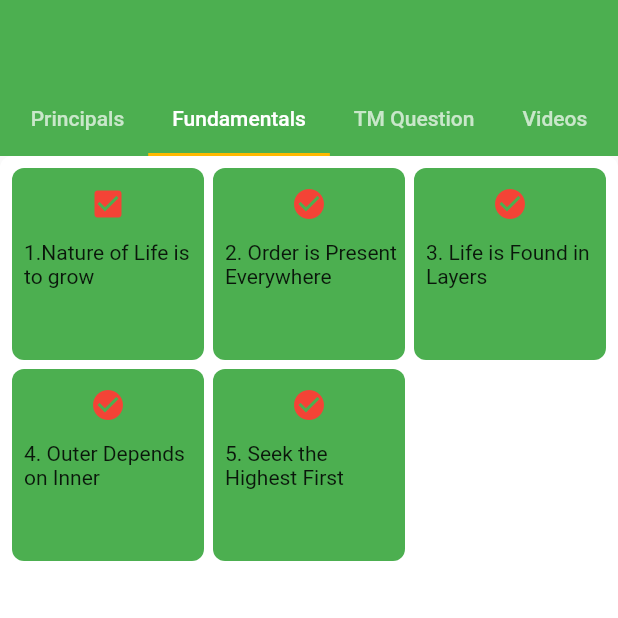
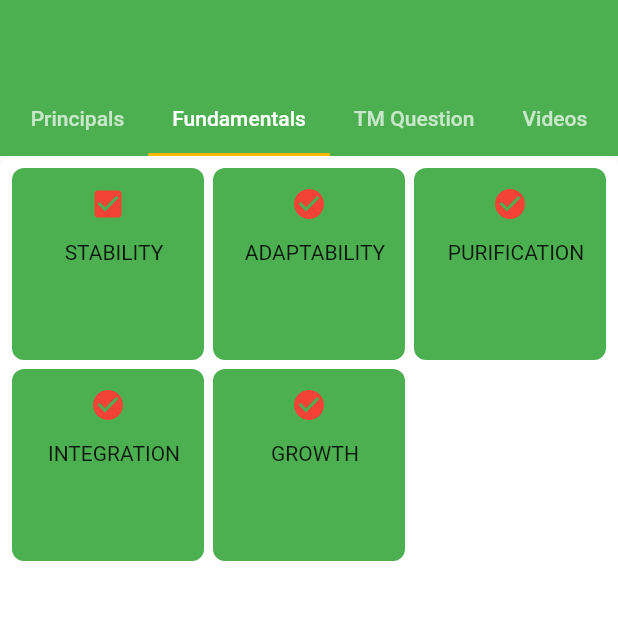
Before and after one commit to qduong99/tm, a Flutter app: the AppHomePageMainContainer screen opened directly, tab 2 chosen, on a phone screen of 412 x 824 dp, the top half of it. Run offline on Flutter 3.47's test engine with Material 2 defaults, Android fonts, the phone set to English and light mode, and no system bars; missing offline and left inert: flutter_youtube; Roboto replaces fonts that are missing (Montserrat).

Commit message:
fundamentals.

```diff
--- a/lib/src/page/home/tabs/FundamentalsTab.dart
+++ b/lib/src/page/home/tabs/FundamentalsTab.dart
@@ -26,11 +26,11 @@ class _FundamentalsTabState extends State<FundamentalsTab> {
           crossAxisSpacing: 6,
           shrinkWrap: true,
           children: <Widget>[
-            ItemIcon(text: Text('1.Nature of Life is to grow'), iconData: Icons.check_box, onTap:() {_onTab(1);}),
-            ItemIcon(text: Text('2. Order is Present Everywhere'), iconData: Icons.check_circle, onTap:() {_onTab(2);}),
-            ItemIcon(text: Text('3. Life is Found in Layers'), iconData: Icons.check_circle, onTap:() {_onTab(3);}),
-            ItemIcon(text: Text('4. Outer Depends on Inner'), iconData: Icons.check_circle, onTap:() {_onTab(4);}),
-            ItemIcon(text: Text('5. Seek the Highest First'), iconData: Icons.check_circle, onTap:() {_onTab(5);}),
+            ItemIcon(text: Text('STABILITY'), iconData: Icons.check_box, onTap:() {_onTab(1);}),
+            ItemIcon(text: Text('ADAPTABILITY'), iconData: Icons.check_circle, onTap:() {_onTab(2);}),
+            ItemIcon(text: Text('PURIFICATION'), iconData: Icons.check_circle, onTap:() {_onTab(3);}),
+            ItemIcon(text: Text('INTEGRATION'), iconData: Icons.check_circle, onTap:() {_onTab(4);}),
+            ItemIcon(text: Text('GROWTH'), iconData: Icons.check_circle, onTap:() {_onTab(5);}),
           ],
         ),
       ),
```
Also changed, not shown: lib/src/page/FundamentalDetailPage.dart (+4 -4 lines), assets/images/fundamentals/1/1.png (added), assets/images/fundamentals/2/1.png (added), assets/images/fundamentals/3/1.png (added), assets/images/fundamentals/4/1.png (added), assets/images/fundamentals/5/1.png (added).
